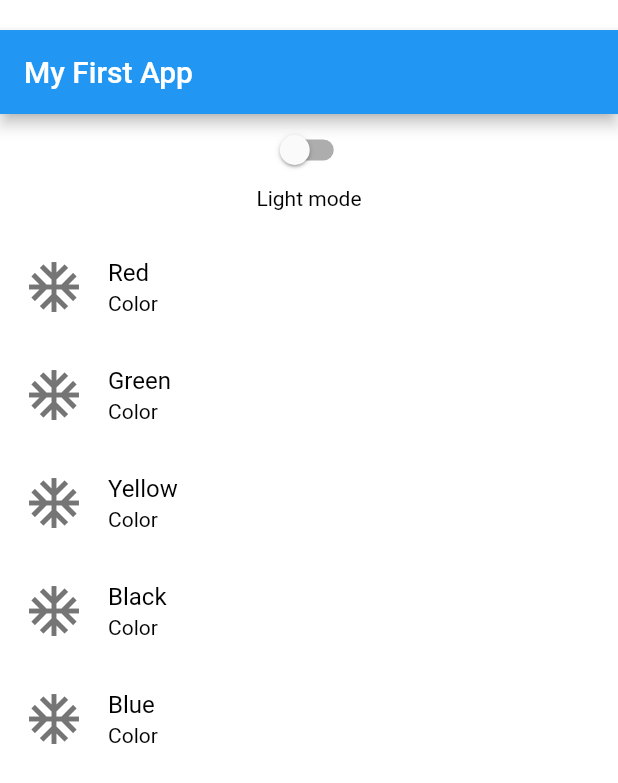
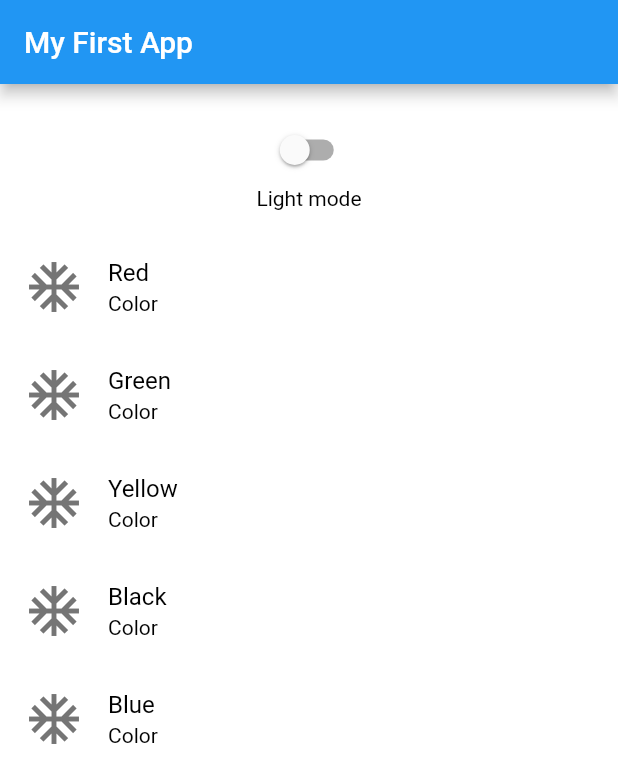
Before and after one commit to arjav310/My-First-Flutter-App, a Flutter app: the screen it shows after launch, on a phone screen of 412 x 824 dp. Shown: the top 783 px of the screen. Run offline on Flutter 3.47's test engine with Material 2 defaults, Android fonts, the phone set to English and light mode, and no system bars.

Commit message:
appBar issue fixed

```diff
--- a/lib/home_page.dart
+++ b/lib/home_page.dart
@@ -52,6 +52,9 @@ class _HomePageState extends State<HomePage> {
   @override
   Widget build(BuildContext context) {
     return Scaffold(
+      appBar: AppBar(
+        title: Text("My First App"),
+      ),
       body: Container(
         padding: EdgeInsets.only(top: 20),
         color: isSwitchChecked ? Colors.black : Colors.white,
@@ -59,9 +62,6 @@ class _HomePageState extends State<HomePage> {
           // mainAxisAlignment: MainAxisAlignment.center,
           mainAxisSize: MainAxisSize.max,
           children: [
-            AppBar(
-              title: Text("My First App"),
-            ),
             Center(
               child: Switch(
                 value: isSwitchChecked,
```
